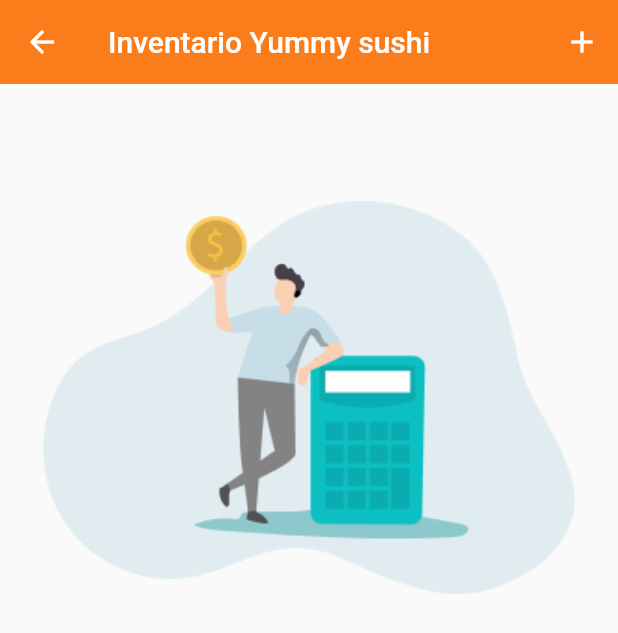
After one commit to JosephLugoGPDS/yummysuchi, a Flutter app: the ProductsView screen opened by its route, on a phone screen of 412 x 824 dp. The commit adds this screen. Shown: the top 633 px of the screen. Run offline on Flutter 3.47's test engine with Material 2 defaults, Android fonts, the phone set to English and light mode, and no system bars; our stand-ins replace cloud_firestore, device_info_plus, firebase_core, flutter_bloc, flutter_speed_dial, flutter_svg and 2 more; accounts and stored records are empty; generated files the repository leaves out were written again.

Commit message:
feat: products

```diff
--- a/lib/app/app.dart
+++ b/lib/app/app.dart
@@ -5,6 +5,7 @@ import 'package:inventario_yummy_sushi/app/utils/screen_util.dart';
 import 'package:inventario_yummy_sushi/blocs/inventories/create/create_inventory_bloc.dart';
 import 'package:inventario_yummy_sushi/blocs/inventories/get_inventories_bloc.dart';
 import 'package:inventario_yummy_sushi/blocs/inventories/select_assets_cubit.dart';
+import 'package:inventario_yummy_sushi/blocs/products/get_products_cubit.dart';
 import 'package:inventario_yummy_sushi/blocs/user/get_user_bloc.dart';
 import 'package:inventario_yummy_sushi/blocs/uuid/get_uuid_bloc.dart';
 import 'package:inventario_yummy_sushi/views/splash_view.dart';
@@ -30,6 +31,8 @@ class App extends StatelessWidget {
             create: (_) => di.sl<CreateInventoryBloc>()),
         BlocProvider<GetUserBloc>(create: (_) => di.sl<GetUserBloc>()),
         BlocProvider<GetUuidBloc>(create: (_) => di.sl<GetUuidBloc>()),
+        BlocProvider<GetProductsCubit>(
+            create: (_) => di.sl<GetProductsCubit>()),
         BlocProvider<GetInventoriesBloc>(
             create: (_) => di.sl<GetInventoriesBloc>()),
       ],
--- a/lib/app/constants/app_theme.dart
+++ b/lib/app/constants/app_theme.dart
@@ -4,6 +4,7 @@ abstract class AppTheme {
   //* Colors
   static const Color primaryColor = Color(0xff5ACAFA);
   static const Color accentColor = Color(0xff0050B3);
+  static const Color secondColor = Color(0xffFA7C1B);
   static const Color grayTextColor = Color(0xff707070);
   static const Color yellowColor = Color(0xffF4E135);
   static const Color greenColor = Color(0xff03A930);
--- a/lib/app/routes/app_router.dart
+++ b/lib/app/routes/app_router.dart
@@ -1,5 +1,6 @@
 import 'package:inventario_yummy_sushi/views/create_inventory_view.dart';
 import 'package:inventario_yummy_sushi/views/home_view.dart';
+import 'package:inventario_yummy_sushi/views/products_view.dart';
 import 'package:inventario_yummy_sushi/views/splash_view.dart';
 import 'package:flutter/widgets.dart';
 
@@ -7,11 +8,13 @@ class AppRoutes {
   static const String splashScreen = '/splash';
   static const String homeScreen = '/home';
   static const String createInventoryScreen = '/inventory/create';
+  static const String productsScreen = '/inventory/products';
 
   static Map<String, WidgetBuilder> get routes {
     return {
       splashScreen: (BuildContext context) => const SplashView(),
       homeScreen: (BuildContext context) => const HomeView(),
+      productsScreen: (BuildContext context) => const ProductsView(),
       createInventoryScreen: (BuildContext context) =>
           const CreateInventoryView(),
     };
--- /dev/null
+++ b/lib/blocs/products/get_products_cubit.dart
@@ -0,0 +1,9 @@
+import 'package:flutter_bloc/flutter_bloc.dart';
+import 'package:inventario_yummy_sushi/model/inventory.dart';
+
+class GetProductsCubit extends Cubit<List<Product>> {
+  GetProductsCubit() : super(const []);
+
+  // load products from list products
+  void loadProducts(List<Product> products) => emit(products);
+}
--- a/lib/injector_container.dart
+++ b/lib/injector_container.dart
@@ -3,6 +3,7 @@ import 'package:inventario_yummy_sushi/blocs/inventories/get_inventories_bloc.da
 import 'package:inventario_yummy_sushi/blocs/inventories/select_assets_cubit.dart';
 import 'package:inventario_yummy_sushi/blocs/is_saved_user_cubit.dart';
 import 'package:get_it/get_it.dart';
+import 'package:inventario_yummy_sushi/blocs/products/get_products_cubit.dart';
 import 'package:inventario_yummy_sushi/blocs/user/get_user_bloc.dart';
 import 'package:inventario_yummy_sushi/blocs/uuid/get_uuid_bloc.dart';
 
@@ -17,4 +18,5 @@ Future<void> init() async {
   sl.registerLazySingleton<GetInventoriesBloc>(() => GetInventoriesBloc());
   sl.registerLazySingleton<CreateInventoryBloc>(() => CreateInventoryBloc());
   sl.registerLazySingleton<SelectAssetsCubit>(() => SelectAssetsCubit());
+  sl.registerLazySingleton<GetProductsCubit>(() => GetProductsCubit());
 }
--- /dev/null
+++ b/lib/views/products_view.dart
@@ -0,0 +1,106 @@
+import 'package:inventario_yummy_sushi/app/constants/app_theme.dart';
+import 'package:inventario_yummy_sushi/app/extensions/size_extension.dart';
+import 'package:inventario_yummy_sushi/app/l10n/l10n.dart';
+import 'package:flutter/material.dart';
+import 'package:inventario_yummy_sushi/app/routes/app_router.dart';
+import 'package:inventario_yummy_sushi/blocs/products/get_products_cubit.dart';
+import 'package:inventario_yummy_sushi/gen/assets.gen.dart';
+import 'package:inventario_yummy_sushi/model/inventory.dart';
+import 'package:flutter_bloc/flutter_bloc.dart';
+
+// class HomeView extends StatelessWidget {
+//   const HomeView({super.key});
+
+//   @override
+//   Widget build(BuildContext context) {
+//     return BlocProvider(
+//       create: (context) => di.sl<GetInventoriesBloc>()
+//         ..add(FetchInventoriesEvent(
+//             uuid: (context.read<GetUuidBloc>().state as GetUuidSuccess).uuid)),
+//       child: const HomeScreen(),
+//     );
+//   }
+// }
+
+class ProductsView extends StatelessWidget {
+  const ProductsView({Key? key}) : super(key: key);
+  @override
+  Widget build(BuildContext context) {
+    debugPrint('build HomeScreen');
+    final AppLocalizations l10n = context.l10n;
+    return Scaffold(
+      body: CustomScrollView(
+        physics: const BouncingScrollPhysics(),
+        slivers: [
+          SliverAppBar(
+            foregroundColor: Colors.white,
+            title: Text(l10n.app, style: const TextStyle(color: Colors.white)),
+            floating: true,
+            backgroundColor: AppTheme.secondColor,
+            elevation: 0,
+            actions: [
+              IconButton(
+                onPressed: () {
+                  Navigator.of(context)
+                      .pushNamed(AppRoutes.createInventoryScreen);
+                },
+                icon: const Icon(Icons.add, color: Colors.white),
+              ),
+            ],
+          ),
+          SliverToBoxAdapter(
+            child: SizedBox(
+              height: 20.h,
+            ),
+          ),
+          BlocBuilder<GetProductsCubit, List<Product>>(
+            builder: (context, stateGetGetProductsCubit) {
+              debugPrint('stateGetGetProductsCubit: $stateGetGetProductsCubit');
+              if (stateGetGetProductsCubit.isNotEmpty) {
+                final List<Product> products = stateGetGetProductsCubit;
+
+                return SliverList(
+                  delegate: SliverChildBuilderDelegate(
+                    (BuildContext context, int index) {
+                      final Product product = products[index];
+                      return Card(
+                        margin: EdgeInsets.symmetric(
+                            horizontal: 10.w, vertical: 5.h),
+                        child: ListTile(
+                          title: Row(
+                            mainAxisAlignment: MainAxisAlignment.spaceBetween,
+                            children: [
+                              Text(
+                                product.name,
+                                style: TextStyle(
+                                    color: Colors.black,
+                                    fontSize: 14.sp,
+                                    fontWeight: FontWeight.bold),
+                              ),
+                              Text(
+                                '${product.stock}',
+                                style: const TextStyle(color: Colors.black),
+                              ),
+                            ],
+                          ),
+                        ),
+                      );
+                    },
+                    childCount: products.length,
+                  ),
+                );
+              } else {
+                return SliverToBoxAdapter(
+                  child: Padding(
+                    padding: EdgeInsets.only(top: 60.h),
+                    child: Assets.splashPng.image(),
+                  ),
+                );
+              }
+            },
+          ),
+        ],
+      ),
+    );
+  }
+}
--- a/pubspec.yaml
+++ b/pubspec.yaml
@@ -26,6 +26,7 @@ dependencies:
   json_serializable: ^6.7.1
   json_annotation: ^4.8.1
   flutter_svg: ^2.0.9
+  flutter_speed_dial: ^7.0.0
 
 dev_dependencies:
   flutter_test:
```
Also changed, not shown: lib/views/home_view.dart (+19 -4 lines), lib/widgets/custom_speed_dial.dart (added, +76 -0 lines), pubspec.lock.
